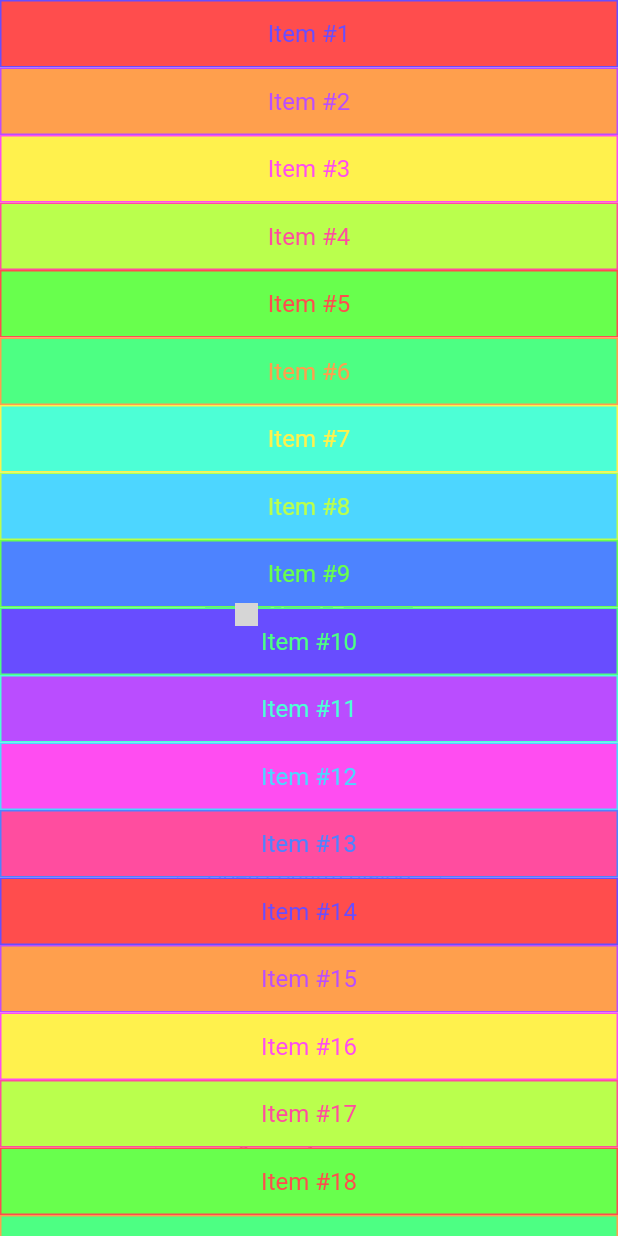
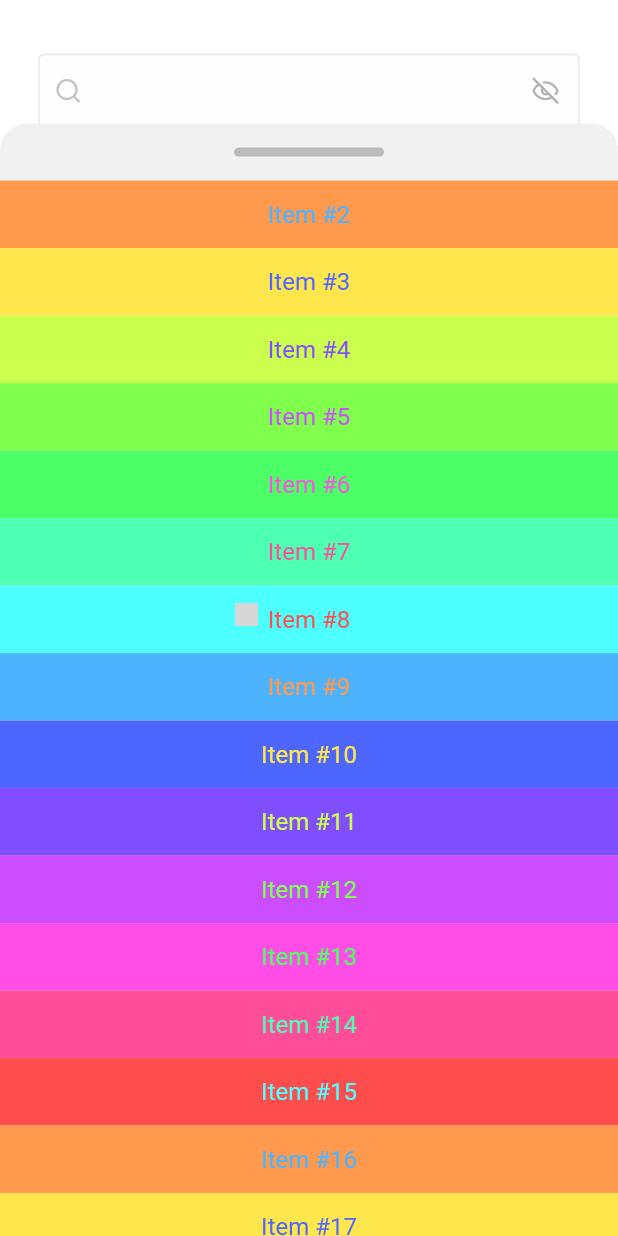
Before and after one commit to AxonDesigns/widget_app, a Flutter app: the screen it shows after launch, after a tap on "Do some crazy SHEET", on a phone screen of 412 x 824 dp. Run offline on Flutter 3.47's test engine with Material 3 defaults, Android fonts, the phone set to English and light mode, and no system bars; drawn by our look-alikes of dotted_border, rive; our stand-ins replace file_picker, flutter_lucide, go_router, shared_preferences; missing offline and left inert: screen_retriever, sheet, super_drag_and_drop, window_manager; grey boxes are pictures that could not be loaded.

Commit message:
Improvements on sheet

```diff
--- a/lib/components/bottom_sheet/bottom_sheet.dart
+++ b/lib/components/bottom_sheet/bottom_sheet.dart
@@ -1,8 +1,17 @@
 import 'package:flutter/gestures.dart';
+import 'package:widget_app/components/bottom_sheet/bottom_sheet_layout.dart';
+import 'package:widget_app/components/bottom_sheet/sheet_controller.dart';
 import 'package:widget_app/generic.dart';
 
 class BottomSheet extends StatefulWidget {
-  const BottomSheet({super.key});
+  const BottomSheet({
+    super.key,
+    required this.builder,
+    this.maxHeightFactor = 0.9,
+  });
+
+  final double maxHeightFactor;
+  final Widget Function(BuildContext context) builder;
 
   @override
   State<BottomSheet> createState() => _BottomSheetState();
@@ -20,11 +29,15 @@ class _BottomSheetState extends State<BottomSheet>
     curve: Curves.fastEaseInToSlowEaseOut,
   );
 
-  bool _isDragging = false;
+  bool _isScrolling = false;
   double _availableHeight = 0.0;
 
-  double get _percentage {
+  double get _progress {
     return _curve.transform(_animationController.value);
+  }
+
+  double get maxHeight {
+    return _availableHeight * widget.maxHeightFactor;
   }
 
   @override
@@ -32,7 +45,7 @@ class _BottomSheetState extends State<BottomSheet>
     super.initState();
     _animationController = AnimationController(
       vsync: this,
-      duration: const Duration(milliseconds: 300),
+      duration: const Duration(milliseconds: 600),
     );
     _animationController.forward();
   }
@@ -40,27 +53,178 @@ class _BottomSheetState extends State<BottomSheet>
   @override
   void dispose() {
     _scrollController.dispose();
+    _animationController.dispose();
     super.dispose();
   }
 
   @override
   Widget build(BuildContext context) {
-    return LayoutBuilder(builder: (context, constraints) {
+    return PopScope(
+      onPopInvokedWithResult: (didPop, result) {
+        if (didPop) {
+          final difference = (0.0 - _progress).abs();
+
+          final duration = Duration(
+            milliseconds: difference.remap(0.0, 1.0, 150, 600.0).toInt(),
+          );
+          _animationController.duration = duration;
+          _curve = SuspendedCurve(
+            curve: Curves.fastEaseInToSlowEaseOut,
+            from: _progress,
+            isReverse: true,
+          );
+
+          _animationController.reverse();
+        }
+      },
+      child: SheetController(
+        scrollController: _scrollController,
+        child: LayoutBuilder(builder: (context, constraints) {
           _availableHeight = constraints.maxHeight;
           return AnimatedBuilder(
             animation: _animationController,
             builder: (context, child) {
               return CustomSingleChildLayout(
-            delegate: _SheetLayoutDelegate(
-              _percentage,
-              true,
+                delegate: SheetLayoutDelegate(
+                  progress: _progress,
+                  maxHeight: maxHeight,
+                ),
+                child: child!,
+              );
+            },
+            child: Container(
+              clipBehavior: Clip.antiAlias,
+              decoration: BoxDecoration(
+                color: context.theme.surfaceColor,
+                borderRadius: const BorderRadius.vertical(
+                  top: Radius.circular(18.0),
+                ),
               ),
               child: Stack(
+                fit: StackFit.passthrough,
                 children: [
-                ListView.builder(
-                  controller: _scrollController,
-                  itemCount: 100,
-                  itemBuilder: (context, index) {
+                  widget.builder(context),
+                  Positioned.fill(
+                    right: 6.0, // account for scroll bar
+                    child: GestureDetector(
+                      behavior: HitTestBehavior.translucent,
+                      onVerticalDragDown: (details) {},
+                      onVerticalDragStart: (details) {
+                        _startDetails = details;
+                        if (_animationController.isAnimating) {
+                          _animationController.stop();
+                        }
+                      },
+                      onVerticalDragUpdate: (details) {
+                        if (!_scrollController.hasClients) return;
+
+                        if (!_isScrolling) {
+                          _drag = _scrollController.position
+                              .drag(_startDetails!, () {
+                            _startDetails = null;
+                            _drag = null;
+                          });
+                          _isScrolling = true;
+                        }
+
+                        final canScrollDown = _scrollController.offset > 0 &&
+                            details.delta.dy > 0;
+                        final canScrollUp = _animationController.value >= 1.0 &&
+                            details.delta.dy < 0;
+
+                        if (canScrollDown || canScrollUp) {
+                          _drag?.update(details);
+                        } else {
+                          if (_scrollController.offset < 0 &&
+                              details.delta.dy < 0) {
+                            _scrollController.jumpTo(0.0);
+                          }
+
+                          _curve = Curves.linear;
+                          _animationController.value -=
+                              details.delta.dy / maxHeight;
+                        }
+                      },
+                      onVerticalDragEnd: (details) {
+                        if (_isScrolling) {
+                          if (!_scrollController.hasClients) {
+                            _isScrolling = false;
+                            return;
+                          }
+
+                          final velocity = _animationController.value < 1.0
+                              ? 0.0
+                              : details.velocity.pixelsPerSecond.dy;
+
+                          _drag?.end(
+                            DragEndDetails(
+                              primaryVelocity: velocity,
+                              velocity: Velocity(
+                                pixelsPerSecond: Offset(0, velocity),
+                              ),
+                              globalPosition: details.globalPosition,
+                              localPosition: details.localPosition,
+                            ),
+                          );
+                          _isScrolling = false;
+                        }
+
+                        final velocity = details.velocity.pixelsPerSecond.dy;
+                        final canDismiss = _scrollController.hasClients
+                            ? _scrollController.offset <= 0.0
+                            : true;
+
+                        bool dismiss = false;
+                        if (velocity.abs() > 400.0) {
+                          if (velocity > 0.0 && canDismiss) {
+                            dismiss = true;
+                          }
+                        } else {
+                          if (_progress < 0.5) {
+                            dismiss = true;
+                          }
+                        }
+
+                        var targetProgress = dismiss ? 0.0 : 1.0;
+
+                        if (targetProgress != _progress) {
+                          final difference = (targetProgress - _progress).abs();
+
+                          final duration = Duration(
+                            milliseconds:
+                                difference.remap(0.0, 1.0, 150, 600.0).toInt(),
+                          );
+                          _animationController.duration = duration;
+                          _curve = SuspendedCurve(
+                            curve: Curves.fastEaseInToSlowEaseOut,
+                            from: _progress,
+                            isReverse: dismiss,
+                          );
+
+                          if (!dismiss) {
+                            _animationController.forward();
+                          } else {
+                            _animationController.reverse();
+                            Navigator.of(context).pop();
+                          }
+                        }
+                      },
+                      onVerticalDragCancel: () {
+                        _drag?.cancel();
+                        _isScrolling = false;
+                      },
+                    ),
+                  ),
+                ],
+              ),
+            ),
+          );
+        }),
+      ),
+    );
+  }
+
+  Button _buildButton(int index) {
     return Button.custom(
       backgroundColor: WidgetStateColor.resolveWith(
         (states) {
@@ -74,7 +238,7 @@ class _BottomSheetState extends State<BottomSheet>
           }
           return HSVColor.fromAHSV(
             1.0,
-                            index.toDouble().wrap(0, 13).remap(0, 13, 0, 360),
+            index.toDouble().wrap(0, 14).remap(0, 14, 0, 360),
             0.7,
             value,
           ).toColor();
@@ -82,25 +246,14 @@ class _BottomSheetState extends State<BottomSheet>
       ),
       borderColor: WidgetStateColor.resolveWith(
         (states) {
-                          return HSVColor.fromAHSV(
-                            1.0,
-                            (index + 100)
-                                .toDouble()
-                                .wrap(0, 13)
-                                .remap(0, 13, 0, 360),
-                            0.7,
-                            1.0,
-                          ).toColor();
+          return Colors.transparent;
         },
       ),
       foregroundColor: WidgetStateColor.resolveWith(
         (states) {
           return HSVColor.fromAHSV(
             1.0,
-                            (index + 100)
-                                .toDouble()
-                                .wrap(0, 13)
-                                .remap(0, 13, 0, 360),
+            (index + 7).toDouble().wrap(0, 14).remap(0, 14, 0, 360),
             0.7,
             1.0,
           ).toColor();
@@ -110,95 +263,5 @@ class _BottomSheetState extends State<BottomSheet>
       onPressed: () {},
       children: [Text("Item #${index + 1}")],
     );
-                  },
-                ),
-                Positioned.fill(
-                  right: 6.0, // account for scroll bar
-                  child: GestureDetector(
-                    behavior: HitTestBehavior.translucent,
-                    onVerticalDragDown: (details) {},
-                    onVerticalDragStart: (details) {
-                      _startDetails = details;
-                    },
-                    onVerticalDragUpdate: (details) {
-                      if (!_isDragging) {
-                        _drag =
-                            _scrollController.position.drag(_startDetails!, () {
-                          _startDetails = null;
-                          _drag = null;
-                        });
-                        _isDragging = true;
-                      }
-
-                      final canScrollDown =
-                          _scrollController.offset > 0 && details.delta.dy > 0;
-                      final canScrollUp = _animationController.value >= 1.0 &&
-                          details.delta.dy < 0;
-
-                      if (canScrollDown || canScrollUp) {
-                        _drag?.update(details);
-                      } else {
-                        if (_animationController.value < 1.0 &&
-                            _scrollController.offset > 0) {
-                          _scrollController.jumpTo(0.0);
-                        }
-                        _curve = Curves.linear;
-                        _animationController.value -=
-                            details.delta.dy / _availableHeight;
-                      }
-                    },
-                    onVerticalDragEnd: (details) {
-                      _isDragging = false;
-                      final velocity = _animationController.value < 1.0
-                          ? 0.0
-                          : details.velocity.pixelsPerSecond.dy;
-                      _drag?.end(DragEndDetails(
-                        primaryVelocity: velocity,
-                        velocity: Velocity(
-                          pixelsPerSecond: Offset(0, velocity),
-                        ),
-                        globalPosition: details.globalPosition,
-                        localPosition: details.localPosition,
-                      ));
-                    },
-                    onVerticalDragCancel: () {
-                      _drag?.cancel();
-                      _isDragging = false;
-                    },
-                  ),
-                ),
-              ],
-            ),
-          );
-        },
-      );
-    });
   }
 }
-
-class _SheetLayoutDelegate extends SingleChildLayoutDelegate {
-  _SheetLayoutDelegate(this.progress, this.expand);
-
-  final double progress;
-  final bool expand;
-
-  @override
-  BoxConstraints getConstraintsForChild(BoxConstraints constraints) {
-    return BoxConstraints(
-      minWidth: constraints.maxWidth,
-      maxWidth: constraints.maxWidth,
-      minHeight: expand ? constraints.maxHeight : 0,
-      maxHeight: expand ? constraints.maxHeight : constraints.minHeight,
-    );
-  }
-
-  @override
-  Offset getPositionForChild(Size size, Size childSize) {
-    return Offset(0.0, size.height - childSize.height * progress);
-  }
-
-  @override
-  bool shouldRelayout(_SheetLayoutDelegate oldDelegate) {
-    return progress != oldDelegate.progress;
-  }
-}
--- /dev/null
+++ b/lib/components/bottom_sheet/bottom_sheet_layout.dart
@@ -0,0 +1,35 @@
+import 'package:widget_app/generic.dart';
+
+class SheetLayoutDelegate extends SingleChildLayoutDelegate {
+  SheetLayoutDelegate({
+    required this.progress,
+    required this.maxHeight,
+  });
+
+  final double maxHeight;
+  final double progress;
+
+  @override
+  BoxConstraints getConstraintsForChild(BoxConstraints constraints) {
+    return BoxConstraints(
+      minWidth: constraints.maxWidth,
+      maxWidth: constraints.maxWidth,
+      minHeight: maxHeight > 0
+          ? maxHeight * progress
+          : constraints.maxHeight * progress,
+      maxHeight: maxHeight > 0
+          ? maxHeight * progress
+          : constraints.maxHeight * progress,
+    );
+  }
+
+  @override
+  Offset getPositionForChild(Size size, Size childSize) {
+    return Offset(0.0, size.height - childSize.height);
+  }
+
+  @override
+  bool shouldRelayout(SheetLayoutDelegate oldDelegate) {
+    return progress != oldDelegate.progress;
+  }
+}
--- /dev/null
+++ b/lib/components/bottom_sheet/sheet_controller.dart
@@ -0,0 +1,37 @@
+import 'package:widget_app/generic.dart';
+
+class SheetController extends InheritedWidget {
+  SheetController({
+    super.key,
+    required this.scrollController,
+    required Widget child,
+  }) : super(
+          child: PrimaryScrollController(
+            controller: scrollController,
+            child: child,
+          ),
+        );
+
+  final ScrollController scrollController;
+
+  @override
+  bool updateShouldNotify(covariant SheetController oldWidget) {
+    return oldWidget.scrollController != scrollController;
+  }
+
+  static SheetController of(BuildContext context) {
+    final controller =
+        context.dependOnInheritedWidgetOfExactType<SheetController>();
+    if (controller == null) {
+      throw FlutterError(
+        'SheetController.of() called with a context that does not contain a SheetController.\n'
+        'No SheetController ancestor could be found starting from the context that was passed to SheetController.of().',
+      );
+    }
+    return context.dependOnInheritedWidgetOfExactType<SheetController>()!;
+  }
+
+  static SheetController? maybeOf(BuildContext context) {
+    return context.dependOnInheritedWidgetOfExactType<SheetController>();
+  }
+}
--- a/lib/components/bottom_sheet/suspended_curve.dart
+++ b/lib/components/bottom_sheet/suspended_curve.dart
@@ -4,10 +4,12 @@ class SuspendedCurve extends Curve {
   const SuspendedCurve({
     required this.curve,
     this.from,
+    this.isReverse = false,
   });
 
   final Curve curve;
   final double? from;
+  final bool isReverse;
 
   @override
   double transform(double t) {
@@ -15,13 +17,22 @@ class SuspendedCurve extends Curve {
     if (from != null) {
       assert(from! >= 0.0 && from! <= 1.0);
 
-      if (t < from! || t == 1.0) {
+      if (t < from!) {
+        if (isReverse) {
+          final alpha = t.remap(0.0, from!, 0.0, 1.0);
+
+          return curve.flipped.transform(alpha).remap(0.0, 1.0, 0.0, from!);
+        }
         return t;
       }
 
-      return curve.transform(
-        t.remap(from!, 1.0, 0.0, 1.0),
-      );
+      if (t == 1.0) {
+        return t;
+      }
+
+      final curveProgress = (t - from!) / (1 - from!);
+      final transformed = curve.transform(curveProgress);
+      return transformed.lerp(from!, 1);
     } else {
       return curve.transform(t);
     }
--- a/lib/components/button.dart
+++ b/lib/components/button.dart
@@ -476,9 +476,11 @@ class _ButtonState extends State<Button> {
         child: Listener(
           behavior: HitTestBehavior.translucent,
           onPointerDown: (event) {
+            if (!mounted) return;
             setState(() => pressed = true);
           },
           onPointerUp: (event) {
+            if (!mounted) return;
             setState(() => pressed = false);
           },
           child: DottedBorder(
--- a/lib/extensions/num_extension.dart
+++ b/lib/extensions/num_extension.dart
@@ -71,4 +71,9 @@ extension NumExtension<T extends num> on T {
   bool isBetween(T min, T max) {
     return this >= min && this <= max;
   }
+
+  /// performs an arbitrary operation on the value.
+  T chain(T Function(T value) callback) {
+    return callback(this);
+  }
 }
--- a/lib/pages/home_page.dart
+++ b/lib/pages/home_page.dart
@@ -1,7 +1,6 @@
-import 'package:flutter/services.dart' hide TextInput;
 import 'package:flutter_lucide/flutter_lucide.dart';
 import 'package:go_router/go_router.dart';
-import 'package:widget_app/components/sheet_route.dart';
+import 'package:widget_app/components/bottom_sheet/sheet_controller.dart';
 import 'package:widget_app/generic.dart';
 
 class HomePage extends StatefulWidget {
@@ -257,17 +256,7 @@ class _HomePageState extends State<HomePage> {
                   Button.destructive(
                     children: const [Text("Do some crazy SHEET")],
                     onPressed: () {
-                      Navigator.of(context).push(GenericModalRoute(
-                        modalTransitionBuilder: (context, animation, child) {
-                          return FadeTransition(
-                            opacity: animation,
-                            child: child,
-                          );
-                        },
-                        builder: (context) {
-                          return BottomSheet();
-                        },
-                      ));
+                      _showCustomSheet(context);
                     },
                   ),
                   Button.glass(
@@ -323,4 +312,81 @@ class _HomePageState extends State<HomePage> {
       ),
     );
   }
+
+  void _showCustomSheet(BuildContext context) {
+    Navigator.of(context).push(GenericModalRoute(
+      modalTransitionBuilder: (context, animation, child) {
+        return FadeTransition(
+          opacity: animation,
+          child: child,
+        );
+      },
+      builder: (context) {
+        return BottomSheet(
+          maxHeightFactor: 0.9,
+          builder: (context) => ListView.builder(
+            controller: SheetController.of(context).scrollController,
+            itemCount: 100,
+            itemBuilder: (context, index) {
+              if (index == 0) {
+                return Padding(
+                  padding: const EdgeInsets.symmetric(
+                    vertical: 16,
+                  ),
+                  child: Center(
+                    child: Container(
+                      height: 6,
+                      width: 100,
+                      decoration: BoxDecoration(
+                        color: context.theme.foregroundColor.withOpacity(0.25),
+                        borderRadius: BorderRadius.circular(200),
+                      ),
+                    ),
+                  ),
+                );
+              }
+              return Button.custom(
+                backgroundColor: WidgetStateColor.resolveWith(
+                  (states) {
+                    var value = 1.0;
+                    if (states.contains(WidgetState.hovered)) {
+                      value = 0.9;
+                    }
+
+                    if (states.contains(WidgetState.pressed)) {
+                      value = 0.8;
+                    }
+                    return HSVColor.fromAHSV(
+                      1.0,
+                      index.toDouble().wrap(0, 14).remap(0, 14, 0, 360),
+                      0.7,
+                      value,
+                    ).toColor();
+                  },
+                ),
+                borderColor: WidgetStateColor.resolveWith(
+                  (states) {
+                    return Colors.transparent;
+                  },
+                ),
+                foregroundColor: WidgetStateColor.resolveWith(
+                  (states) {
+                    return HSVColor.fromAHSV(
+                      1.0,
+                      (index + 7).toDouble().wrap(0, 14).remap(0, 14, 0, 360),
+                      0.7,
+                      1.0,
+                    ).toColor();
+                  },
+                ),
+                borderRadius: 0,
+                onPressed: () {},
+                children: [Text("Item #${index + 1}")],
+              );
+            },
+          ),
+        );
+      },
+    ));
+  }
 }
```
Also changed, not shown: lib/components/bottom_sheet/bottom_sheet_nofitication.dart (added, +221 -0 lines). Lines whose indentation alone changed are shown as unchanged.
